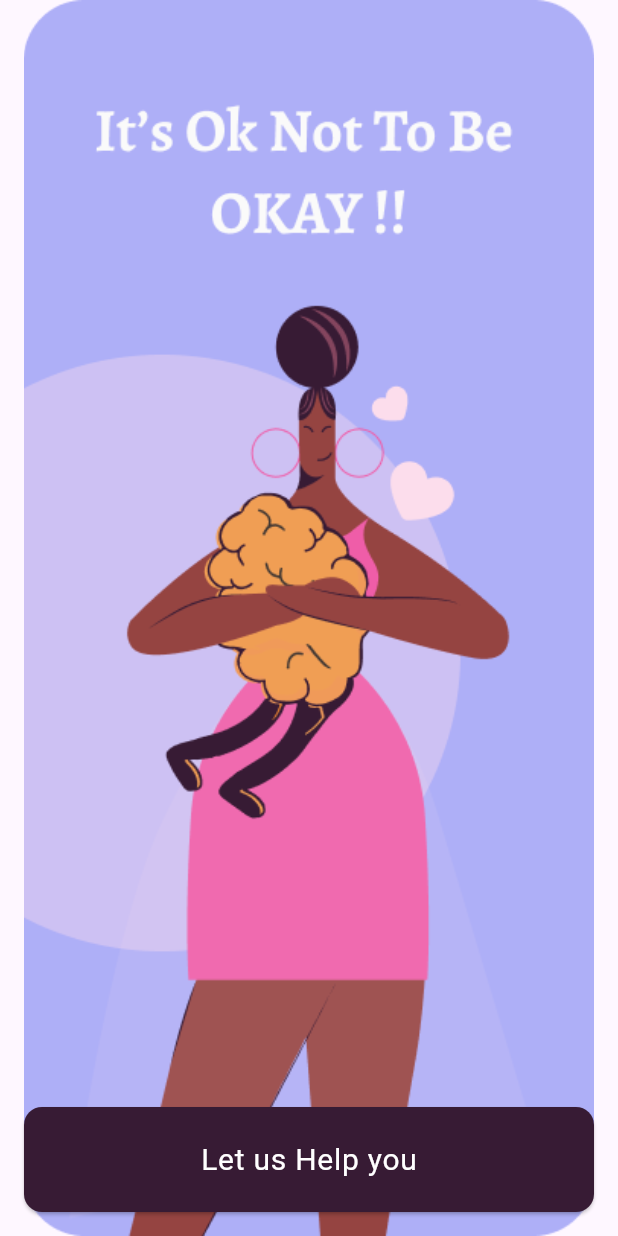
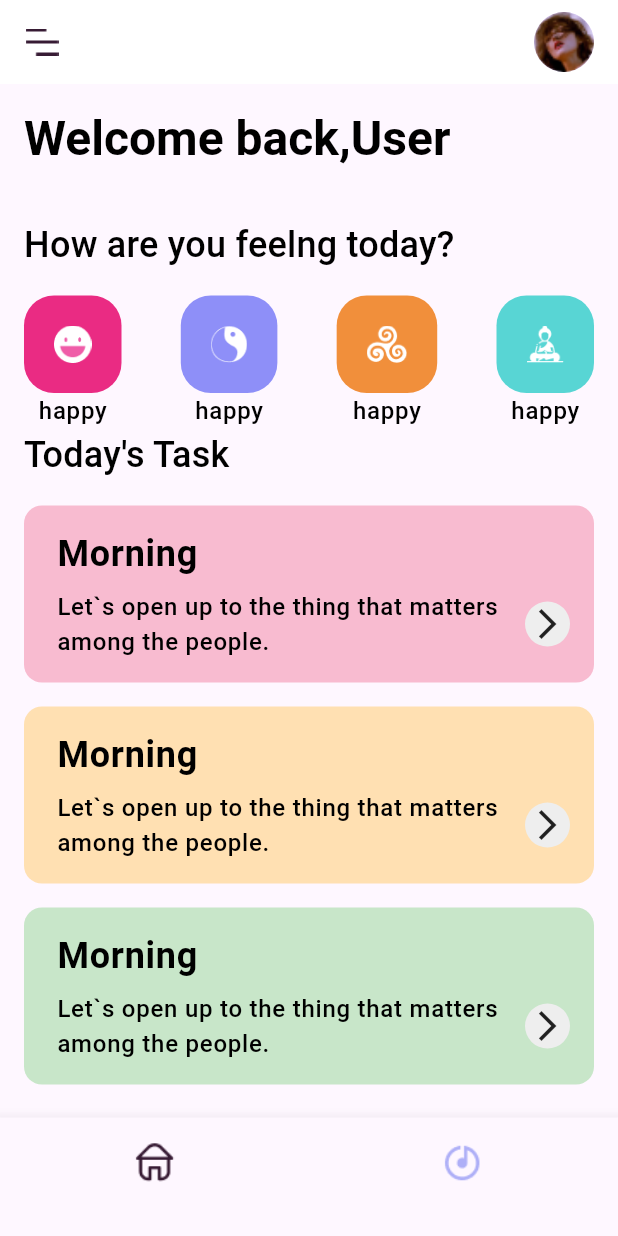
Before and after one commit to Chooeychloe/mental_health_app, a Flutter app: the screen it shows after launch, on a phone screen of 412 x 824 dp. Run offline on Flutter 3.47's test engine with Material 3 defaults, Android fonts, the phone set to English and light mode, and no system bars; our stand-ins replace flutter_bloc, google_fonts.

```diff
--- /dev/null
+++ b/devtools_options.yaml
@@ -0,0 +1 @@
+extensions:
--- /dev/null
+++ b/lib/features/meditation/presentation/pages/meditation_screen.dart
@@ -0,0 +1,101 @@
+import 'package:flutter/material.dart';
+import 'package:mental_health_app/core/theme.dart';
+import 'package:mental_health_app/features/meditation/presentation/widgets/feeling_button.dart';
+import 'package:mental_health_app/features/meditation/presentation/widgets/task_card.dart';
+import 'package:mental_health_app/presentation/bottomNavBar/widgets/bottom_nav_bar.dart';
+
+class MeditationScreen extends StatelessWidget {
+  const MeditationScreen({super.key});
+
+  @override
+  Widget build(BuildContext context) {
+    return Scaffold(
+      appBar: AppBar(
+        backgroundColor: Colors.white,
+        elevation: 0,
+        leading: Image.asset('assets/menu_burger.png'),
+        actions: const [
+          CircleAvatar(
+            backgroundImage: AssetImage('assets/profile.png'),
+          ),
+          SizedBox(
+            width: 16,
+          )
+        ],
+      ),
+      body: Container(
+        padding: const EdgeInsets.all(16),
+        child: SingleChildScrollView(
+          child: Column(
+            crossAxisAlignment: CrossAxisAlignment.start,
+            children: [
+              Text(
+                'Welcome back,User',
+                style: Theme.of(context).textTheme.titleLarge,
+              ),
+              const SizedBox(
+                height: 32,
+              ),
+              Text(
+                'How are you feelng today?',
+                style: Theme.of(context).textTheme.titleMedium,
+              ),
+              const SizedBox(
+                height: 16,
+              ),
+              const Row(
+                mainAxisAlignment: MainAxisAlignment.spaceBetween,
+                children: [
+                  FeelingButton(
+                      label: 'happy',
+                      image: 'assets/happy.png',
+                      color: DefaultColors.pink),
+                  FeelingButton(
+                      label: 'happy',
+                      image: 'assets/calm.png',
+                      color: DefaultColors.purple),
+                  FeelingButton(
+                      label: 'happy',
+                      image: 'assets/relax.png',
+                      color: DefaultColors.orange),
+                  FeelingButton(
+                      label: 'happy',
+                      image: 'assets/focus.png',
+                      color: DefaultColors.lightteal),
+                ],
+              ),
+              Text(
+                'Today\'s Task',
+                style: Theme.of(context).textTheme.titleMedium,
+              ),
+              SizedBox(
+                height: 16,
+              ),
+              TaskCard(
+                  title: 'Morning',
+                  description:
+                      'Let`s open up to the thing that matters among the people.',
+                  color: DefaultColors.task1),
+              SizedBox(
+                height: 16,
+              ),
+              TaskCard(
+                  title: 'Morning',
+                  description:
+                      'Let`s open up to the thing that matters among the people.',
+                  color: DefaultColors.task2),
+              SizedBox(
+                height: 16,
+              ),
+              TaskCard(
+                  title: 'Morning',
+                  description:
+                      'Let`s open up to the thing that matters among the people.',
+                  color: DefaultColors.task3),
+            ],
+          ),
+        ),
+      ),
+    );
+  }
+}
--- /dev/null
+++ b/lib/features/meditation/presentation/widgets/feeling_button.dart
@@ -0,0 +1,35 @@
+import 'package:flutter/material.dart';
+
+class FeelingButton extends StatelessWidget {
+  final String label;
+  final String image;
+  final Color color;
+  const FeelingButton(
+      {super.key,
+      required this.label,
+      required this.image,
+      required this.color});
+
+  @override
+  Widget build(BuildContext context) {
+    return Column(
+      children: [
+        Container(
+          padding: const EdgeInsets.all(20),
+          decoration: BoxDecoration(
+            borderRadius: BorderRadius.circular(20),
+            color: color,
+          ),
+          child: Image.asset(
+            image,
+            height: 25,
+          ),
+        ),
+        Text(
+          label,
+          style: Theme.of(context).textTheme.labelSmall,
+        )
+      ],
+    );
+  }
+}
--- /dev/null
+++ b/lib/features/meditation/presentation/widgets/task_card.dart
@@ -0,0 +1,69 @@
+import 'package:flutter/cupertino.dart';
+import 'package:flutter/material.dart';
+import 'package:flutter/widgets.dart';
+
+class TaskCard extends StatelessWidget {
+  final String title;
+  final String description;
+  final Color color;
+  const TaskCard(
+      {super.key,
+      required this.title,
+      required this.description,
+      required this.color});
+
+  @override
+  Widget build(BuildContext context) {
+    return Container(
+      padding: EdgeInsets.all(16),
+      decoration: BoxDecoration(
+        color: color,
+        borderRadius: BorderRadius.circular(12),
+      ),
+      child: Row(
+        children: [
+          SizedBox(
+            width: 6,
+          ),
+          Expanded(
+            child: Column(
+              crossAxisAlignment: CrossAxisAlignment.start,
+              children: [
+                Text(
+                  title,
+                  style: Theme.of(context)
+                      .textTheme
+                      .labelMedium!
+                      .copyWith(fontWeight: FontWeight.bold),
+                ),
+                SizedBox(
+                  height: 8,
+                ),
+                Row(
+                  children: [
+                    Flexible(
+                      child: Text(
+                        description,
+                        style: Theme.of(context).textTheme.labelSmall,
+                      ),
+                    ),
+                    SizedBox(
+                      height: 3,
+                    ),
+                    Container(
+                      padding: EdgeInsets.all(3),
+                      decoration: BoxDecoration(
+                          color: Colors.grey[200],
+                          borderRadius: BorderRadius.circular(50)),
+                      child: Icon(Icons.arrow_forward_ios),
+                    )
+                  ],
+                )
+              ],
+            ),
+          )
+        ],
+      ),
+    );
+  }
+}
--- /dev/null
+++ b/lib/features/music/presentation/pages/music_player_screen.dart
@@ -0,0 +1,30 @@
+import 'package:flutter/material.dart';
+
+class MusicPlayerScreen extends StatelessWidget {
+  const MusicPlayerScreen({super.key});
+
+  @override
+  Widget build(BuildContext context) {
+    return Scaffold(
+      appBar: AppBar(
+        backgroundColor: Colors.white,
+        elevation: 0,
+        leading: Image.asset('assets/down_arrow.png'),
+        actions: [
+          Image.asset(
+            'assets/transcript_icon.png',
+            fit: BoxFit.contain,
+          ),
+          const SizedBox(
+            width: 16,
+          )
+        ],
+      ),
+      body: Container(
+        child: Column(
+          children: [],
+        ),
+      ),
+    );
+  }
+}
--- a/lib/main.dart
+++ b/lib/main.dart
@@ -1,5 +1,9 @@
 import 'package:flutter/material.dart';
+import 'package:flutter_bloc/flutter_bloc.dart';
 import 'package:mental_health_app/core/theme.dart';
+import 'package:mental_health_app/features/meditation/presentation/pages/meditation_screen.dart';
+import 'package:mental_health_app/presentation/bottomNavBar/bloc/navigation_bloc.dart';
+import 'package:mental_health_app/presentation/homePage/home_page.dart';
 import 'package:mental_health_app/presentation/onboarding/onboarding_screen.dart';
 
 void main() {
@@ -12,11 +16,15 @@ class MyApp extends StatelessWidget {
   // This widget is the root of your application.
   @override
   Widget build(BuildContext context) {
-    return MaterialApp(
-      debugShowCheckedModeBanner: false,
-      title: 'Flutter Demo',
-      theme: AppTheme.lightTheme,
-      home: OnboardingScreen(),
-    );
+    return MultiBlocProvider(
+        providers: [
+          BlocProvider(create: (_) => NavigationBloc()),
+        ],
+        child: MaterialApp(
+          debugShowCheckedModeBanner: false,
+          title: 'Flutter Demo',
+          theme: AppTheme.lightTheme,
+          home: HomePage(),
+        ));
   }
 }
--- /dev/null
+++ b/lib/presentation/bottomNavBar/bloc/navigation_bloc.dart
@@ -0,0 +1,11 @@
+import 'package:flutter_bloc/flutter_bloc.dart';
+import 'package:mental_health_app/presentation/bottomNavBar/bloc/navigation_event.dart';
+import 'package:mental_health_app/presentation/bottomNavBar/bloc/navigation_state.dart';
+
+class NavigationBloc extends Bloc<NavigationEvent, NavigationState> {
+  NavigationBloc() : super(NavigationChanged(index: 0)) {
+    on<NavigateTo>((event, emit) {
+      emit(NavigationChanged(index: event.index));
+    });
+  }
+}
--- /dev/null
+++ b/lib/presentation/bottomNavBar/bloc/navigation_event.dart
@@ -0,0 +1,7 @@
+abstract class NavigationEvent {}
+
+class NavigateTo extends NavigationEvent {
+  final int index;
+
+  NavigateTo({required this.index});
+}
--- /dev/null
+++ b/lib/presentation/bottomNavBar/bloc/navigation_state.dart
@@ -0,0 +1,7 @@
+abstract class NavigationState {}
+
+class NavigationChanged extends NavigationState {
+  final int index;
+
+  NavigationChanged({required this.index});
+}
--- /dev/null
+++ b/lib/presentation/bottomNavBar/widgets/bottom_nav_bar.dart
@@ -0,0 +1,22 @@
+import 'package:flutter/material.dart';
+import 'package:flutter_bloc/flutter_bloc.dart';
+import 'package:mental_health_app/presentation/bottomNavBar/bloc/navigation_bloc.dart';
+import 'package:mental_health_app/presentation/bottomNavBar/bloc/navigation_event.dart';
+
+class BottomNavBar extends StatelessWidget {
+  final List<BottomNavigationBarItem> items;
+  final int currentIndex;
+  const BottomNavBar(
+      {super.key, required this.items, required this.currentIndex});
+
+  @override
+  Widget build(BuildContext context) {
+    return BottomNavigationBar(
+      items: items,
+      currentIndex: currentIndex,
+      onTap: (index) {
+        context.read<NavigationBloc>().add(NavigateTo(index: index));
+      },
+    );
+  }
+}
--- /dev/null
+++ b/lib/presentation/homePage/home_page.dart
@@ -0,0 +1,64 @@
+import 'package:flutter/material.dart';
+import 'package:flutter_bloc/flutter_bloc.dart';
+import 'package:mental_health_app/features/meditation/presentation/pages/meditation_screen.dart';
+import 'package:mental_health_app/features/music/presentation/pages/music_player_screen.dart';
+import 'package:mental_health_app/presentation/bottomNavBar/bloc/navigation_bloc.dart';
+import 'package:mental_health_app/presentation/bottomNavBar/bloc/navigation_state.dart';
+import 'package:mental_health_app/presentation/bottomNavBar/widgets/bottom_nav_bar.dart';
+
+class HomePage extends StatelessWidget {
+  final List<Widget> pages = const [MeditationScreen(), MusicPlayerScreen()];
+
+  BottomNavigationBarItem createBottomNavItem(
+      {required String assetName,
+      required bool isActive,
+      required BuildContext context}) {
+    return BottomNavigationBarItem(
+        icon: Image.asset(
+          assetName,
+          height: 45,
+          color: isActive
+              ? Theme.of(context).focusColor
+              : Theme.of(context).primaryColor,
+        ),
+        label: '');
+  }
+
+  const HomePage({super.key});
+  @override
+  Widget build(BuildContext context) {
+    return Scaffold(
+      body: BlocBuilder<NavigationBloc, NavigationState>(
+        builder: (context, state) {
+          if (state is NavigationChanged) {
+            return pages[state.index];
+          }
+          return pages[0];
+        },
+      ),
+      bottomNavigationBar: BlocBuilder<NavigationBloc, NavigationState>(
+        builder: (context, state) {
+          int currentIndex = 0;
+
+          if (state is NavigationChanged) {
+            currentIndex = state.index;
+          }
+          final List<BottomNavigationBarItem> bottomNavItems = [
+            createBottomNavItem(
+              assetName: 'assets/menu_home.png',
+              isActive: currentIndex == 0,
+              context: context,
+            ),
+            createBottomNavItem(
+              assetName: 'assets/menu_songs.png',
+              isActive: currentIndex == 1,
+              context: context,
+            ),
+          ];
+          return BottomNavBar(
+              items: bottomNavItems, currentIndex: currentIndex);
+        },
+      ),
+    );
+  }
+}
--- a/pubspec.yaml
+++ b/pubspec.yaml
@@ -36,6 +36,7 @@ dependencies:
   # Use with the CupertinoIcons class for iOS style icons.
   cupertino_icons: ^1.0.6
   google_fonts: ^6.2.1
+  flutter_bloc: ^8.1.6
 
 dev_dependencies:
   flutter_test:
```
Also changed, not shown: pubspec.lock.
